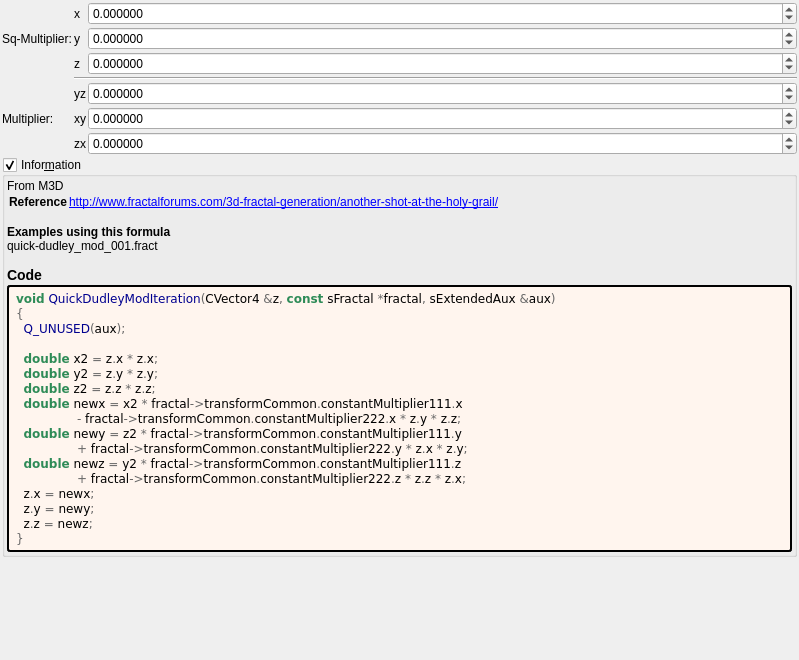
Old version of the form mandelbulber2/formula/ui/quick_dudley_mod.ui in the repository buddhi1980/mandelbulber2.
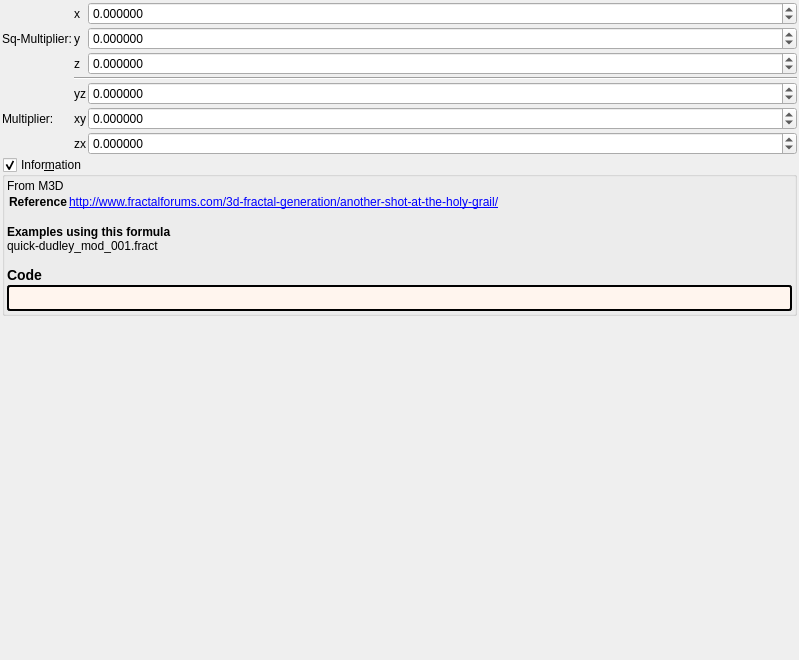
New version of the form. Custom widgets are drawn as their Qt base class.

Diff of the .ui file:
```diff
--- a/mandelbulber2/formula/ui/quick_dudley_mod.ui
+++ b/mandelbulber2/formula/ui/quick_dudley_mod.ui
@@ -320,26 +320,7 @@
          <string notr="true">border-style: outset; border-width: 2px; border-radius: 3px; border-color: black; background-color: #fff5ee; padding: 4px;</string>
         </property>
         <property name="text">
-         <string notr="true">&lt;body style=&quot;background-color:#fff5ee&quot;&gt;
-&lt;pre style=&quot;color:#000000; background-color:#fff5ee;  font-family:'Courier New',monospace;&quot;&gt;&lt;span style=&quot;color:#2e8b57; font-weight:bold&quot;&gt;void&lt;/span&gt; &lt;span style=&quot;color:#00008f&quot;&gt;QuickDudleyModIteration&lt;/span&gt;&lt;span style=&quot;color:#676767&quot;&gt;(&lt;/span&gt;CVector4 &lt;span style=&quot;color:#676767&quot;&gt;&amp;amp;&lt;/span&gt;z&lt;span style=&quot;color:#676767&quot;&gt;,&lt;/span&gt; &lt;span style=&quot;color:#2e8b57; font-weight:bold&quot;&gt;const&lt;/span&gt; sFractal &lt;span style=&quot;color:#676767&quot;&gt;*&lt;/span&gt;fractal&lt;span style=&quot;color:#676767&quot;&gt;,&lt;/span&gt; sExtendedAux &lt;span style=&quot;color:#676767&quot;&gt;&amp;amp;&lt;/span&gt;aux&lt;span style=&quot;color:#676767&quot;&gt;)&lt;/span&gt;
-&lt;span style=&quot;color:#676767&quot;&gt;{&lt;/span&gt;
-  &lt;span style=&quot;color:#00008f&quot;&gt;Q_UNUSED&lt;/span&gt;&lt;span style=&quot;color:#676767&quot;&gt;(&lt;/span&gt;aux&lt;span style=&quot;color:#676767&quot;&gt;);&lt;/span&gt;
-
-  &lt;span style=&quot;color:#2e8b57; font-weight:bold&quot;&gt;double&lt;/span&gt; x2 &lt;span style=&quot;color:#676767&quot;&gt;=&lt;/span&gt; z&lt;span style=&quot;color:#676767&quot;&gt;.&lt;/span&gt;x &lt;span style=&quot;color:#676767&quot;&gt;*&lt;/span&gt; z&lt;span style=&quot;color:#676767&quot;&gt;.&lt;/span&gt;x&lt;span style=&quot;color:#676767&quot;&gt;;&lt;/span&gt;
-  &lt;span style=&quot;color:#2e8b57; font-weight:bold&quot;&gt;double&lt;/span&gt; y2 &lt;span style=&quot;color:#676767&quot;&gt;=&lt;/span&gt; z&lt;span style=&quot;color:#676767&quot;&gt;.&lt;/span&gt;y &lt;span style=&quot;color:#676767&quot;&gt;*&lt;/span&gt; z&lt;span style=&quot;color:#676767&quot;&gt;.&lt;/span&gt;y&lt;span style=&quot;color:#676767&quot;&gt;;&lt;/span&gt;
-  &lt;span style=&quot;color:#2e8b57; font-weight:bold&quot;&gt;double&lt;/span&gt; z2 &lt;span style=&quot;color:#676767&quot;&gt;=&lt;/span&gt; z&lt;span style=&quot;color:#676767&quot;&gt;.&lt;/span&gt;z &lt;span style=&quot;color:#676767&quot;&gt;*&lt;/span&gt; z&lt;span style=&quot;color:#676767&quot;&gt;.&lt;/span&gt;z&lt;span style=&quot;color:#676767&quot;&gt;;&lt;/span&gt;
-  &lt;span style=&quot;color:#2e8b57; font-weight:bold&quot;&gt;double&lt;/span&gt; newx &lt;span style=&quot;color:#676767&quot;&gt;=&lt;/span&gt; x2 &lt;span style=&quot;color:#676767&quot;&gt;*&lt;/span&gt; fractal&lt;span style=&quot;color:#676767&quot;&gt;-&amp;gt;&lt;/span&gt;transformCommon&lt;span style=&quot;color:#676767&quot;&gt;.&lt;/span&gt;constantMultiplier111&lt;span style=&quot;color:#676767&quot;&gt;.&lt;/span&gt;x
-                &lt;span style=&quot;color:#676767&quot;&gt;-&lt;/span&gt; fractal&lt;span style=&quot;color:#676767&quot;&gt;-&amp;gt;&lt;/span&gt;transformCommon&lt;span style=&quot;color:#676767&quot;&gt;.&lt;/span&gt;constantMultiplier222&lt;span style=&quot;color:#676767&quot;&gt;.&lt;/span&gt;x &lt;span style=&quot;color:#676767&quot;&gt;*&lt;/span&gt; z&lt;span style=&quot;color:#676767&quot;&gt;.&lt;/span&gt;y &lt;span style=&quot;color:#676767&quot;&gt;*&lt;/span&gt; z&lt;span style=&quot;color:#676767&quot;&gt;.&lt;/span&gt;z&lt;span style=&quot;color:#676767&quot;&gt;;&lt;/span&gt;
-  &lt;span style=&quot;color:#2e8b57; font-weight:bold&quot;&gt;double&lt;/span&gt; newy &lt;span style=&quot;color:#676767&quot;&gt;=&lt;/span&gt; z2 &lt;span style=&quot;color:#676767&quot;&gt;*&lt;/span&gt; fractal&lt;span style=&quot;color:#676767&quot;&gt;-&amp;gt;&lt;/span&gt;transformCommon&lt;span style=&quot;color:#676767&quot;&gt;.&lt;/span&gt;constantMultiplier111&lt;span style=&quot;color:#676767&quot;&gt;.&lt;/span&gt;y
-                &lt;span style=&quot;color:#676767&quot;&gt;+&lt;/span&gt; fractal&lt;span style=&quot;color:#676767&quot;&gt;-&amp;gt;&lt;/span&gt;transformCommon&lt;span style=&quot;color:#676767&quot;&gt;.&lt;/span&gt;constantMultiplier222&lt;span style=&quot;color:#676767&quot;&gt;.&lt;/span&gt;y &lt;span style=&quot;color:#676767&quot;&gt;*&lt;/span&gt; z&lt;span style=&quot;color:#676767&quot;&gt;.&lt;/span&gt;x &lt;span style=&quot;color:#676767&quot;&gt;*&lt;/span&gt; z&lt;span style=&quot;color:#676767&quot;&gt;.&lt;/span&gt;y&lt;span style=&quot;color:#676767&quot;&gt;;&lt;/span&gt;
-  &lt;span style=&quot;color:#2e8b57; font-weight:bold&quot;&gt;double&lt;/span&gt; newz &lt;span style=&quot;color:#676767&quot;&gt;=&lt;/span&gt; y2 &lt;span style=&quot;color:#676767&quot;&gt;*&lt;/span&gt; fractal&lt;span style=&quot;color:#676767&quot;&gt;-&amp;gt;&lt;/span&gt;transformCommon&lt;span style=&quot;color:#676767&quot;&gt;.&lt;/span&gt;constantMultiplier111&lt;span style=&quot;color:#676767&quot;&gt;.&lt;/span&gt;z
-                &lt;span style=&quot;color:#676767&quot;&gt;+&lt;/span&gt; fractal&lt;span style=&quot;color:#676767&quot;&gt;-&amp;gt;&lt;/span&gt;transformCommon&lt;span style=&quot;color:#676767&quot;&gt;.&lt;/span&gt;constantMultiplier222&lt;span style=&quot;color:#676767&quot;&gt;.&lt;/span&gt;z &lt;span style=&quot;color:#676767&quot;&gt;*&lt;/span&gt; z&lt;span style=&quot;color:#676767&quot;&gt;.&lt;/span&gt;z &lt;span style=&quot;color:#676767&quot;&gt;*&lt;/span&gt; z&lt;span style=&quot;color:#676767&quot;&gt;.&lt;/span&gt;x&lt;span style=&quot;color:#676767&quot;&gt;;&lt;/span&gt;
-  z&lt;span style=&quot;color:#676767&quot;&gt;.&lt;/span&gt;x &lt;span style=&quot;color:#676767&quot;&gt;=&lt;/span&gt; newx&lt;span style=&quot;color:#676767&quot;&gt;;&lt;/span&gt;
-  z&lt;span style=&quot;color:#676767&quot;&gt;.&lt;/span&gt;y &lt;span style=&quot;color:#676767&quot;&gt;=&lt;/span&gt; newy&lt;span style=&quot;color:#676767&quot;&gt;;&lt;/span&gt;
-  z&lt;span style=&quot;color:#676767&quot;&gt;.&lt;/span&gt;z &lt;span style=&quot;color:#676767&quot;&gt;=&lt;/span&gt; newz&lt;span style=&quot;color:#676767&quot;&gt;;&lt;/span&gt;
-&lt;span style=&quot;color:#676767&quot;&gt;}&lt;/span&gt;
-&lt;/pre&gt;
-&lt;/body&gt;</string>
+         <string notr="true"></string>
         </property>
         <property name="wordWrap">
          <bool>true</bool>
```
